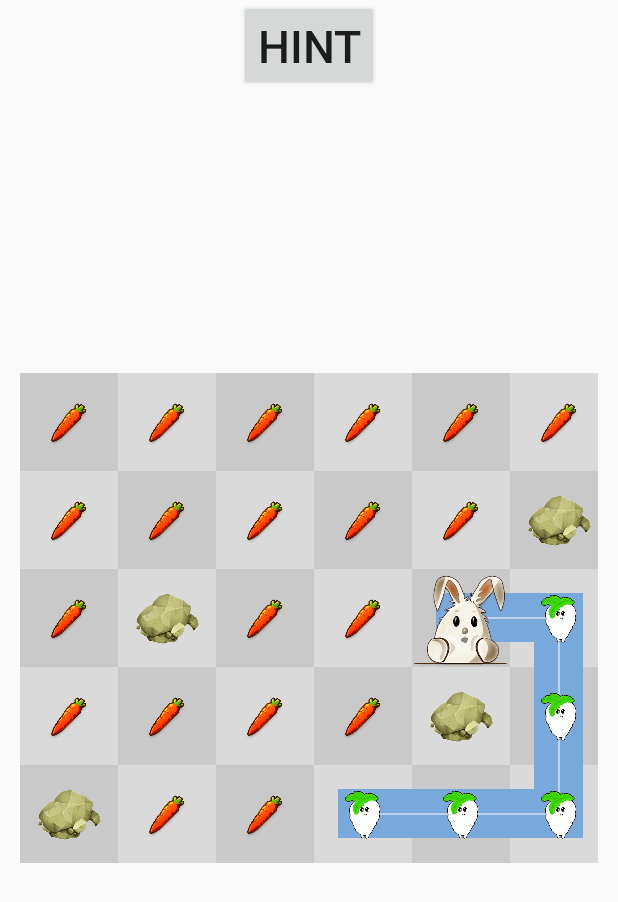
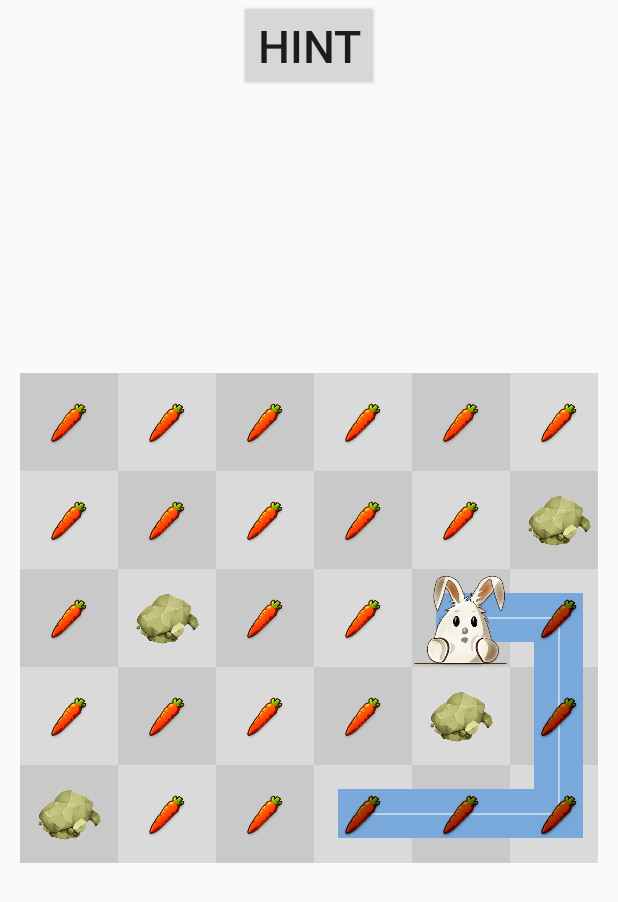
Before and after one commit to houhuang/Fill, an Android app: the GameActivity screen opened directly, with no data from a screen before it, after a tap on "HINT", on a phone screen of 412 x 824 dp. Shown: the top 902 px of the screen. Run offline under Robolectric (Android 15) with nearby library versions, the phone set to English and light mode, and no system bars; libraries missing offline, so code that uses them is left out: junit.framework.

Commit message:
no message

```diff
--- a/app/src/main/java/com/jd/fill/view/GameView.java
+++ b/app/src/main/java/com/jd/fill/view/GameView.java
@@ -97,7 +97,7 @@ public class GameView extends GridLayout implements View.OnTouchListener {
 
     public void initGameMatrix()
     {
-        mRadishWhite = FileUtil.getBitmapFromDrawable(mContext, R.drawable.luobo2);
+        mRadishWhite = FileUtil.getBitmapFromDrawable(mContext, R.drawable.radish2);
         mRadishRed = FileUtil.getBitmapFromDrawable(mContext, R.drawable.radish);
 
         SharedPreferences.Editor editor = Config.mSp.edit();
@@ -375,7 +375,7 @@ public class GameView extends GridLayout implements View.OnTouchListener {
 
     public void hint()
     {
-        if (mHintIndex > 3)
+        if (mHintIndex > 3 )
         {
             Toast.makeText(mContext, "Three hints a maximum of each level.", Toast.LENGTH_SHORT).show();
             return;
```
Also changed, not shown: app/src/main/res/drawable/radish.png, app/src/main/res/drawable/radish2.png (added).
